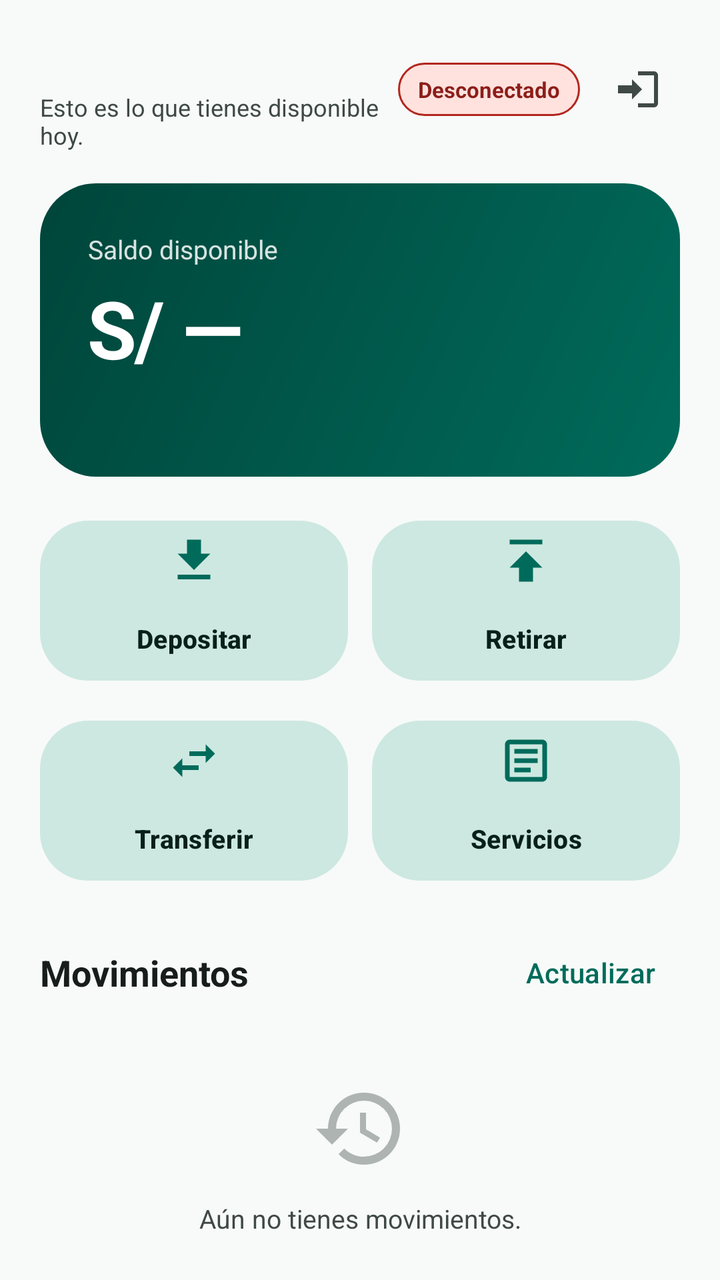
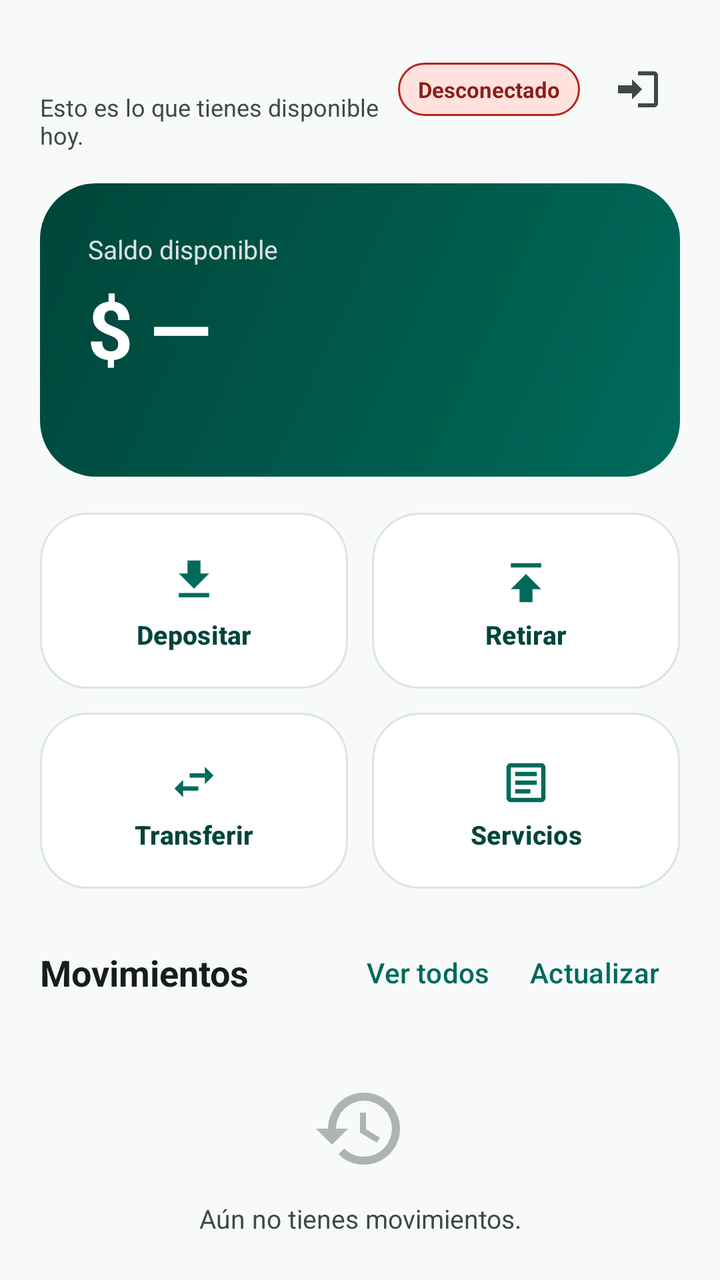

Before-and-after screenshots of an Android layout around one commit, followed by the original layout XML and the change that was made.
<!-- AndroidManifest.xml: application theme Theme.NexoPay -->
<!-- res/layout/activity_dashboard.xml -->
<?xml version="1.0" encoding="utf-8"?>
<androidx.constraintlayout.widget.ConstraintLayout
    xmlns:android="http://schemas.android.com/apk/res/android"
    xmlns:app="http://schemas.android.com/apk/res-auto"
    android:id="@+id/root"
    android:layout_width="match_parent"
    android:layout_height="match_parent"
    android:background="@color/nexo_background"
    android:paddingStart="20dp"
    android:paddingEnd="20dp">

    <LinearLayout
        android:id="@+id/header"
        android:layout_width="0dp"
        android:layout_height="wrap_content"
        android:layout_marginTop="14dp"
        android:gravity="center_vertical"
        android:orientation="horizontal"
        app:layout_constraintEnd_toEndOf="parent"
        app:layout_constraintStart_toStartOf="parent"
        app:layout_constraintTop_toTopOf="parent">

        <LinearLayout
            android:layout_width="0dp"
            android:layout_height="wrap_content"
            android:layout_weight="1"
            android:orientation="vertical">

            <TextView
                android:id="@+id/textGreeting"
                android:layout_width="match_parent"
                android:layout_height="wrap_content"
                android:textColor="@color/nexo_on_surface"
                android:textSize="22sp"
                android:textStyle="bold" />

            <TextView
                android:id="@+id/textSubtitle"
                android:layout_width="match_parent"
                android:layout_height="wrap_content"
                android:layout_marginTop="2dp"
                android:text="@string/dashboard_subtitle"
                android:textColor="@color/nexo_on_surface_variant"
                android:textSize="12sp" />
        </LinearLayout>

        <TextView
            android:id="@+id/textStatus"
            android:layout_width="wrap_content"
            android:layout_height="wrap_content"
            android:background="@drawable/bg_chip_offline"
            android:contentDescription="@string/cd_status"
            android:paddingStart="10dp"
            android:paddingTop="6dp"
            android:paddingEnd="10dp"
            android:paddingBottom="6dp"
            android:text="@string/dashboard_status_offline"
            android:textColor="@color/nexo_chip_offline_text"
            android:textSize="11sp"
            android:textStyle="bold" />

        <ImageButton
            android:id="@+id/buttonLogout"
            android:layout_width="44dp"
            android:layout_height="44dp"
            android:layout_marginStart="6dp"
            android:background="?attr/selectableItemBackgroundBorderless"
            android:contentDescription="@string/cd_logout"
            android:padding="10dp"
            android:src="@drawable/ic_logout"
            app:tint="@color/nexo_on_surface_variant" />
    </LinearLayout>

    <FrameLayout
        android:id="@+id/cardBalance"
        android:layout_width="0dp"
        android:layout_height="wrap_content"
        android:layout_marginTop="16dp"
        android:background="@drawable/bg_balance_card"
        android:padding="24dp"
        app:layout_constraintEnd_toEndOf="parent"
        app:layout_constraintStart_toStartOf="parent"
        app:layout_constraintTop_toBottomOf="@id/header">

        <LinearLayout
            android:layout_width="match_parent"
            android:layout_height="wrap_content"
            android:orientation="vertical">

            <TextView
                android:layout_width="wrap_content"
                android:layout_height="wrap_content"
                android:alpha="0.85"
                android:text="@string/dashboard_balance_label"
                android:textColor="@color/nexo_on_primary"
                android:textSize="13sp" />

            <TextView
                android:id="@+id/textBalance"
                android:layout_width="match_parent"
                android:layout_height="wrap_content"
                android:layout_marginTop="4dp"
                android:text="@string/dashboard_balance_loading"
                android:textAppearance="@style/TextAppearance.NexoPay.Balance"
                android:textColor="@color/nexo_on_primary" />

            <TextView
                android:id="@+id/textAccount"
                android:layout_width="wrap_content"
                android:layout_height="wrap_content"
                android:layout_marginTop="6dp"
                android:alpha="0.8"
                android:textColor="@color/nexo_on_primary"
                android:textSize="13sp" />
        </LinearLayout>
    </FrameLayout>

    <LinearLayout
        android:id="@+id/actions"
        android:layout_width="0dp"
        android:layout_height="wrap_content"
        android:layout_marginTop="18dp"
        android:orientation="vertical"
        app:layout_constraintEnd_toEndOf="parent"
        app:layout_constraintStart_toStartOf="parent"
        app:layout_constraintTop_toBottomOf="@id/cardBalance">

        <LinearLayout
            android:layout_width="match_parent"
            android:layout_height="wrap_content"
            android:orientation="horizontal">

            <com.google.android.material.button.MaterialButton
                android:id="@+id/buttonDeposit"
                style="@style/Widget.NexoPay.ActionButton"
                android:layout_width="0dp"
                android:layout_height="88dp"
                android:layout_weight="1"
                android:text="@string/dashboard_action_deposit"
                app:icon="@drawable/ic_deposit"
                app:iconTint="@color/nexo_primary" />

            <com.google.android.material.button.MaterialButton
                android:id="@+id/buttonWithdraw"
                style="@style/Widget.NexoPay.ActionButton"
                android:layout_width="0dp"
                android:layout_height="88dp"
                android:layout_marginStart="12dp"
                android:layout_weight="1"
                android:text="@string/dashboard_action_withdraw"
                app:icon="@drawable/ic_withdraw"
                app:iconTint="@color/nexo_primary" />
        </LinearLayout>

        <LinearLayout
            android:layout_width="match_parent"
            android:layout_height="wrap_content"
            android:layout_marginTop="12dp"
            android:orientation="horizontal">

            <com.google.android.material.button.MaterialButton
                android:id="@+id/buttonTransfer"
                style="@style/Widget.NexoPay.ActionButton"
                android:layout_width="0dp"
                android:layout_height="88dp"
                android:layout_weight="1"
                android:text="@string/dashboard_action_transfer"
                app:icon="@drawable/ic_transfer"
                app:iconTint="@color/nexo_primary" />

            <com.google.android.material.button.MaterialButton
                android:id="@+id/buttonService"
                style="@style/Widget.NexoPay.ActionButton"
                android:layout_width="0dp"
                android:layout_height="88dp"
                android:layout_marginStart="12dp"
                android:layout_weight="1"
                android:text="@string/dashboard_action_service"
                app:icon="@drawable/ic_service"
                app:iconTint="@color/nexo_primary" />
        </LinearLayout>
    </LinearLayout>

    <LinearLayout
        android:id="@+id/historyHeader"
        android:layout_width="0dp"
        android:layout_height="wrap_content"
        android:layout_marginTop="18dp"
        android:gravity="center_vertical"
        android:orientation="horizontal"
        app:layout_constraintEnd_toEndOf="parent"
        app:layout_constraintStart_toStartOf="parent"
        app:layout_constraintTop_toBottomOf="@id/actions">

        <TextView
            android:layout_width="0dp"
            android:layout_height="wrap_content"
            android:layout_weight="1"
            android:text="@string/dashboard_history"
            android:textColor="@color/nexo_on_surface"
            android:textSize="18sp"
            android:textStyle="bold" />

        <com.google.android.material.button.MaterialButton
            android:id="@+id/buttonRefresh"
            style="@style/Widget.Material3.Button.TextButton"
            android:layout_width="wrap_content"
            android:layout_height="wrap_content"
            android:text="@string/dashboard_refresh" />
    </LinearLayout>

    <FrameLayout
        android:id="@+id/historyContainer"
        android:layout_width="0dp"
        android:layout_height="0dp"
        android:layout_marginTop="6dp"
        app:layout_constraintBottom_toBottomOf="parent"
        app:layout_constraintEnd_toEndOf="parent"
        app:layout_constraintStart_toStartOf="parent"
        app:layout_constraintTop_toBottomOf="@id/historyHeader">

        <androidx.recyclerview.widget.RecyclerView
            android:id="@+id/recyclerTransactions"
            android:layout_width="match_parent"
            android:layout_height="match_parent"
            android:clipToPadding="false"
            android:paddingBottom="20dp" />

        <LinearLayout
            android:id="@+id/layoutEmpty"
            android:layout_width="match_parent"
            android:layout_height="match_parent"
            android:gravity="center"
            android:orientation="vertical"
            android:padding="24dp">

            <ImageView
                android:layout_width="48dp"
                android:layout_height="48dp"
                android:alpha="0.4"
                android:contentDescription="@string/cd_history"
                android:src="@drawable/ic_history"
                app:tint="@color/nexo_on_surface_variant" />

            <TextView
                android:id="@+id/textEmpty"
                android:layout_width="wrap_content"
                android:layout_height="wrap_content"
                android:layout_marginTop="12dp"
                android:gravity="center"
                android:text="@string/dashboard_history_empty"
                android:textColor="@color/nexo_on_surface_variant"
                android:textSize="13sp" />
        </LinearLayout>

        <com.google.android.material.progressindicator.CircularProgressIndicator
            android:id="@+id/progressHistory"
            android:layout_width="wrap_content"
            android:layout_height="wrap_content"
            android:layout_gravity="center"
            android:indeterminateTint="@color/nexo_primary"
            android:visibility="gone" />
    </FrameLayout>
</androidx.constraintlayout.widget.ConstraintLayout>
<!-- resources referenced by this layout -->
<resources>
  <color name="nexo_primary">#006B5B</color>
  <string name="dashboard_balance_loading">S/ —</string>
  <style name="Widget.NexoPay.ActionButton" parent="Widget.Material3.Button.TonalButton">
          <item name="android:minHeight">88dp</item>
          <item name="cornerRadius">24dp</item>
          <item name="android:textAllCaps">false</item>
          <item name="android:textSize">13sp</item>
          <item name="android:textStyle">bold</item>
          <item name="iconGravity">top</item>
          <item name="iconPadding">10dp</item>
          <item name="iconSize">28dp</item>
      </style>
  <style name="Theme.NexoPay" parent="Theme.Material3.Light.NoActionBar">
          <item name="colorPrimary">@color/nexo_primary</item>
          <item name="colorOnPrimary">@color/nexo_on_primary</item>
          <item name="colorPrimaryContainer">@color/nexo_primary_container</item>
          <item name="colorOnPrimaryContainer">@color/nexo_on_primary_container</item>
          <item name="colorSecondary">@color/nexo_secondary</item>
          <item name="colorOnSecondary">@color/nexo_on_secondary</item>
          <item name="colorSecondaryContainer">@color/nexo_secondary_container</item>
          <item name="colorOnSecondaryContainer">@color/nexo_on_secondary_container</item>
          <item name="colorSurface">@color/nexo_surface</item>
          <item name="colorOnSurface">@color/nexo_on_surface</item>
          <item name="colorSurfaceVariant">@color/nexo_surface_variant</item>
          <item name="colorOnSurfaceVariant">@color/nexo_on_surface_variant</item>
          <item name="colorOutline">@color/nexo_outline</item>
          <item name="colorError">@color/nexo_danger</item>
          <item name="colorOnError">@color/nexo_on_primary</item>
          <item name="android:colorBackground">@color/nexo_background</item>
          <item name="android:windowBackground">@color/nexo_background</item>
          <item name="android:statusBarColor">@android:color/transparent</item>
          <item name="android:navigationBarColor">@color/nexo_background</item>
          <item name="android:windowLightStatusBar">true</item>
          <item name="android:forceDarkAllowed" tools:targetApi="q">false</item>
      </style>
  <color name="nexo_danger">#B3261E</color>
  <color name="nexo_surface">#F7FAF8</color>
  <color name="nexo_outline">#6F7976</color>
  <!-- unchanged entries left out for length: 36 -->
</resources>

<!-- the commit's change to res/layout/activity_dashboard.xml (unified diff, before → after) -->
@@ -202,10 +202,23 @@
             android:textStyle="bold" />
 
         <com.google.android.material.button.MaterialButton
+            android:id="@+id/buttonViewAll"
+            style="@style/Widget.Material3.Button.TextButton"
+            android:layout_width="wrap_content"
+            android:layout_height="wrap_content"
+            android:minWidth="0dp"
+            android:paddingStart="10dp"
+            android:paddingEnd="10dp"
+            android:text="@string/history_view_all" />
+
+        <com.google.android.material.button.MaterialButton
             android:id="@+id/buttonRefresh"
             style="@style/Widget.Material3.Button.TextButton"
             android:layout_width="wrap_content"
             android:layout_height="wrap_content"
+            android:minWidth="0dp"
+            android:paddingStart="10dp"
+            android:paddingEnd="10dp"
             android:text="@string/dashboard_refresh" />
     </LinearLayout>
 
<!-- resource entries referenced after the edit -->
@@ -1,16 +1,29 @@
 <!-- resources referenced by this layout -->
 <resources>
   <color name="nexo_primary">#006B5B</color>
-  <string name="dashboard_balance_loading">S/ —</string>
+  <string name="dashboard_balance_loading">$ —</string>
+  <string name="history_view_all">Ver todos</string>
   <style name="Widget.NexoPay.ActionButton" parent="Widget.Material3.Button.TonalButton">
           <item name="android:minHeight">88dp</item>
           <item name="cornerRadius">24dp</item>
           <item name="android:textAllCaps">false</item>
           <item name="android:textSize">13sp</item>
           <item name="android:textStyle">bold</item>
-          <item name="iconGravity">top</item>
-          <item name="iconPadding">10dp</item>
-          <item name="iconSize">28dp</item>
+          <item name="iconGravity">textTop</item>
+          <item name="iconPadding">8dp</item>
+          <item name="iconSize">26dp</item>
+          <item name="android:gravity">center</item>
+          <item name="android:paddingTop">12dp</item>
+          <item name="android:paddingBottom">12dp</item>
+          <item name="android:paddingLeft">8dp</item>
+          <item name="android:paddingRight">8dp</item>
+          <item name="android:insetTop">0dp</item>
+          <item name="android:insetBottom">0dp</item>
+          <item name="backgroundTint">@color/nexo_card</item>
+          <item name="android:textColor">@color/nexo_primary_dark</item>
+          <item name="strokeColor">@color/nexo_surface_variant</item>
+          <item name="strokeWidth">1dp</item>
+          <item name="android:elevation">1dp</item>
       </style>
   <style name="Theme.NexoPay" parent="Theme.Material3.Light.NoActionBar">
           <item name="colorPrimary">@color/nexo_primary</item>
@@ -28,6 +41,8 @@
           <item name="colorOutline">@color/nexo_outline</item>
           <item name="colorError">@color/nexo_danger</item>
           <item name="colorOnError">@color/nexo_on_primary</item>
+          <item name="textInputStyle">@style/Widget.NexoPay.Input</item>
+          <item name="materialAlertDialogTheme">@style/ThemeOverlay.NexoPay.AlertDialog</item>
           <item name="android:colorBackground">@color/nexo_background</item>
           <item name="android:windowBackground">@color/nexo_background</item>
           <item name="android:statusBarColor">@android:color/transparent</item>
@@ -36,8 +51,22 @@
           <item name="android:forceDarkAllowed" tools:targetApi="q">false</item>
       </style>
   <color name="nexo_danger">#B3261E</color>
+  <color name="nexo_card">#FFFFFF</color>
   <color name="nexo_surface">#F7FAF8</color>
   <color name="nexo_outline">#6F7976</color>
+  <style name="Widget.NexoPay.Input" parent="Widget.Material3.TextInputLayout.OutlinedBox">
+          <item name="boxCornerRadiusTopStart">16dp</item>
+          <item name="boxCornerRadiusTopEnd">16dp</item>
+          <item name="boxCornerRadiusBottomStart">16dp</item>
+          <item name="boxCornerRadiusBottomEnd">16dp</item>
+      </style>
+  <style name="ThemeOverlay.NexoPay.AlertDialog" parent="ThemeOverlay.Material3.MaterialAlertDialog">
+          <item name="colorSurface">@color/nexo_card</item>
+          <item name="shapeAppearanceMediumComponent">@style/ShapeAppearance.NexoPay.Dialog</item>
+      </style>
+  <style name="ShapeAppearance.NexoPay.Dialog" parent="ShapeAppearance.Material3.Corner.Large">
+          <item name="cornerSize">28dp</item>
+      </style>
   <!-- unchanged entries left out for length: 36 -->
 </resources>
 
